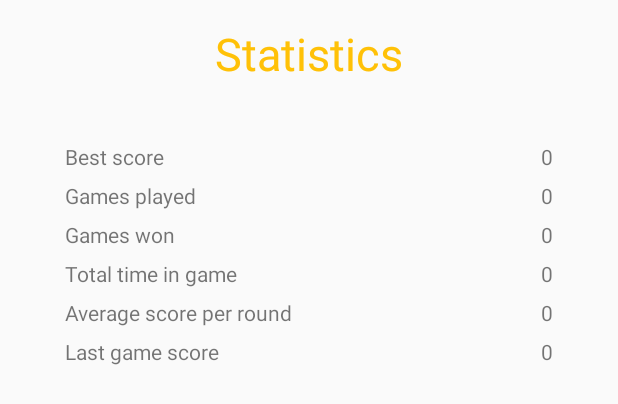
After one commit to Lammatian/Songle, an Android app: the layout dialog_statistics.xml on its own in the app's theme, with its tools: preview values and no code run, on a phone screen of 412 x 824 dp. The commit adds this screen. Shown: the top 404 px of the screen. Run offline under Robolectric (Android 15) with nearby library versions, the phone set to English and light mode, and no system bars; network calls fail; Roboto replaces fonts that are not available here.

Commit message:
Created statistics dialog, added lyrics parser, changed on marker click options

```diff
--- a/app/src/main/res/layout/activity_maps.xml
+++ b/app/src/main/res/layout/activity_maps.xml
@@ -151,6 +151,7 @@
         android:src="@drawable/ic_equalizer_black_24px"
         android:layout_marginEnd="13dp"
         android:clickable="true"
+        android:onClick="showStats"
         android:focusable="true"
         android:visibility="invisible"
         app:fabSize="mini"
--- /dev/null
+++ b/app/src/main/res/layout/dialog_statistics.xml
@@ -0,0 +1,137 @@
+<?xml version="1.0" encoding="utf-8"?>
+<LinearLayout
+    android:id="@+id/mainStatView"
+    xmlns:android="http://schemas.android.com/apk/res/android"
+    android:layout_width="match_parent"
+    android:orientation="vertical"
+    android:layout_height="match_parent"
+    android:layout_margin="10dp">
+
+    <TextView
+        android:id="@+id/statistics"
+        android:layout_width="match_parent"
+        android:layout_height="wrap_content"
+        android:text="@string/statistics"
+        android:textColor="@color/colorAccent"
+        android:textSize="30sp"
+        android:padding="5dp"
+        android:gravity="center_horizontal" />
+
+    <GridLayout
+        android:id="@+id/statGrid"
+        android:layout_width="match_parent"
+        android:layout_height="wrap_content"
+        android:rowCount="6"
+        android:columnCount="2"
+        android:layout_margin="30dp" >
+
+        <TextView
+            android:id="@+id/textBestScore"
+            android:layout_row="0"
+            android:layout_column="0"
+            android:text="Best score"
+            android:layout_gravity="start"
+            android:padding="3dp"
+            android:layout_columnWeight="1" />
+
+        <TextView
+            android:id="@+id/statBestScore"
+            android:layout_row="0"
+            android:layout_column="1"
+            android:text="0"
+            android:layout_gravity="end"
+            android:padding="3dp"
+            android:layout_columnWeight="1" />
+
+        <TextView
+            android:id="@+id/textGamesPlayed"
+            android:layout_row="1"
+            android:layout_column="0"
+            android:text="Games played"
+            android:layout_gravity="start"
+            android:padding="3dp"
+            android:layout_columnWeight="1" />
+
+        <TextView
+            android:id="@+id/statGamesPlayed"
+            android:layout_row="1"
+            android:layout_column="1"
+            android:text="0"
+            android:layout_gravity="end"
+            android:padding="3dp"
+            android:layout_columnWeight="1"/>
+
+        <TextView
+            android:id="@+id/textGamesWon"
+            android:layout_row="2"
+            android:layout_column="0"
+            android:text="Games won"
+            android:layout_gravity="start"
+            android:padding="3dp"
+            android:layout_columnWeight="1" />
+
+        <TextView
+            android:id="@+id/statGamesWon"
+            android:layout_row="2"
+            android:layout_column="1"
+            android:text="0"
+            android:layout_gravity="end"
+            android:padding="3dp"
+            android:layout_columnWeight="1"/>
+
+        <TextView
+            android:id="@+id/textTimeInGame"
+            android:layout_row="3"
+            android:layout_column="0"
+            android:text="Total time in game"
+            android:layout_gravity="start"
+            android:padding="3dp"
+            android:layout_columnWeight="1" />
+
+        <TextView
+            android:id="@+id/statTimeInGame"
+            android:layout_row="3"
+            android:layout_column="1"
+            android:text="0"
+            android:layout_gravity="end"
+            android:padding="3dp"
+            android:layout_columnWeight="1"/>
+
+        <TextView
+            android:id="@+id/textAverageScore"
+            android:layout_row="4"
+            android:layout_column="0"
+            android:text="Average score per round"
+            android:layout_gravity="start"
+            android:padding="3dp"
+            android:layout_columnWeight="1" />
+
+        <TextView
+            android:id="@+id/statAverageScore"
+            android:layout_row="4"
+            android:layout_column="1"
+            android:text="0"
+            android:layout_gravity="end"
+            android:padding="3dp"
+            android:layout_columnWeight="1"/>
+
+        <TextView
+            android:id="@+id/textLastGameScore"
+            android:layout_row="5"
+            android:layout_column="0"
+            android:text="Last game score"
+            android:layout_gravity="start"
+            android:padding="3dp"
+            android:layout_columnWeight="1" />
+
+        <TextView
+            android:id="@+id/statLastGameScore"
+            android:layout_row="5"
+            android:layout_column="1"
+            android:text="0"
+            android:layout_gravity="end"
+            android:padding="3dp"
+            android:layout_columnWeight="1"/>
+    </GridLayout>
+
+</LinearLayout>
```
Also changed, not shown: app/src/main/java/com/example/mateusz/songle/DownloadXmlTask.kt (+22 -0 lines), app/src/main/java/com/example/mateusz/songle/MapsActivity.kt (+139 -37 lines).
